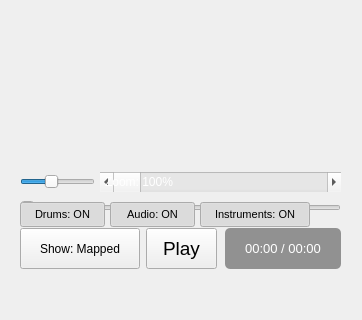
emretanirgan/ParadiddleUtilities, file PDUtilities/ui_layouts/song_display_layout.ui: the form before one commit; both pictures show x 0 to 362 and y 238 to 558 of the 362 by 558 pixel window.
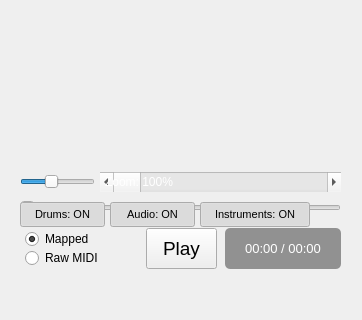
The form after the commit.

Commit message: Added some text showing # of notes in midi file, in selected track, and in the conversion

```diff
--- a/PDUtilities/ui_layouts/song_display_layout.ui
+++ b/PDUtilities/ui_layouts/song_display_layout.ui
@@ -45,7 +45,7 @@
      <enum>Qt::Horizontal</enum>
     </property>
    </widget>
-   <widget class="QPushButton" name="viewModeToggleButton">
+   <widget class="QWidget" name="viewModeWidget" native="true">
     <property name="geometry">
      <rect>
       <x>20</x>
@@ -54,14 +54,45 @@
       <height>41</height>
      </rect>
     </property>
+    <widget class="QRadioButton" name="mappedViewRadio">
+     <property name="geometry">
+      <rect>
+       <x>5</x>
+       <y>2</y>
+       <width>110</width>
+       <height>18</height>
+      </rect>
+     </property>
     <property name="font">
      <font>
       <pointsize>9</pointsize>
      </font>
     </property>
     <property name="text">
-     <string>Show: Mapped</string>
-    </property>
+      <string>Mapped</string>
+     </property>
+     <property name="checked">
+      <bool>true</bool>
+     </property>
+    </widget>
+    <widget class="QRadioButton" name="rawMidiViewRadio">
+     <property name="geometry">
+      <rect>
+       <x>5</x>
+       <y>21</y>
+       <width>110</width>
+       <height>18</height>
+      </rect>
+     </property>
+     <property name="font">
+      <font>
+       <pointsize>9</pointsize>
+      </font>
+     </property>
+     <property name="text">
+      <string>Raw MIDI</string>
+     </property>
+    </widget>
    </widget>
    <widget class="QScrollBar" name="horizontalScrollBar">
     <property name="geometry">
```
Lines whose indentation alone changed are shown as unchanged. The commit also changes 4 other files.
